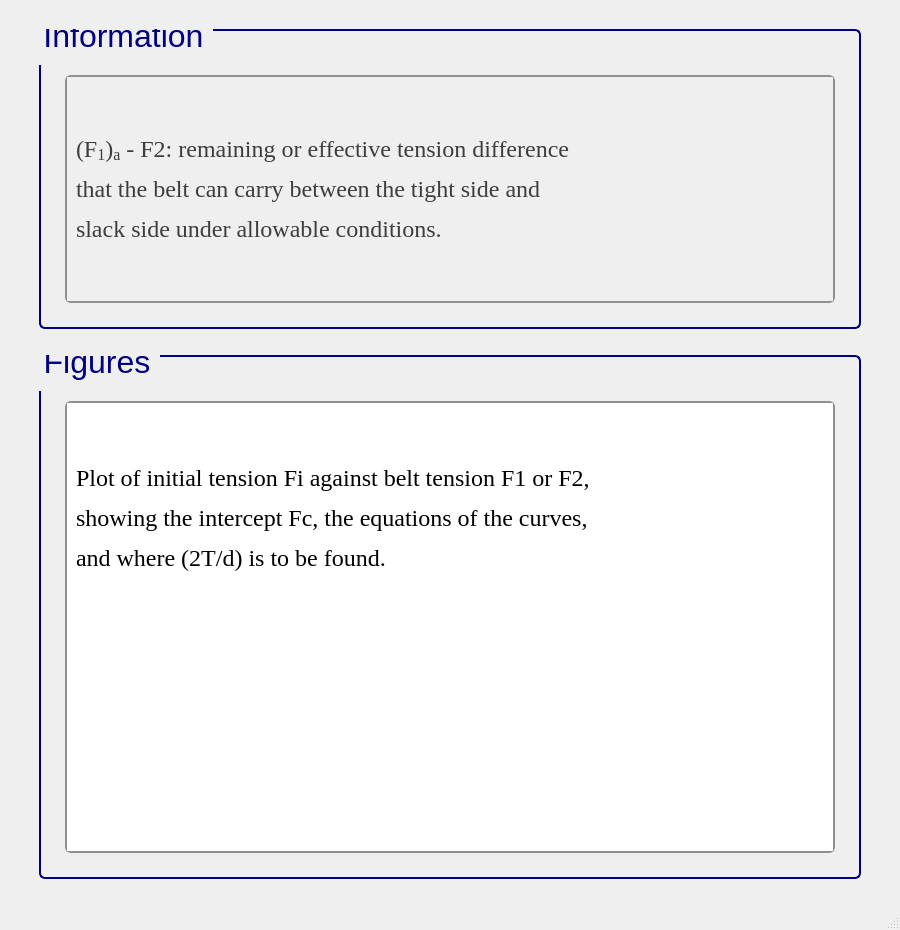
Before: the Qt Designer form ui/beltf1a_f2.ui in Ah00ra/HNNS, drawn with Qt 5.
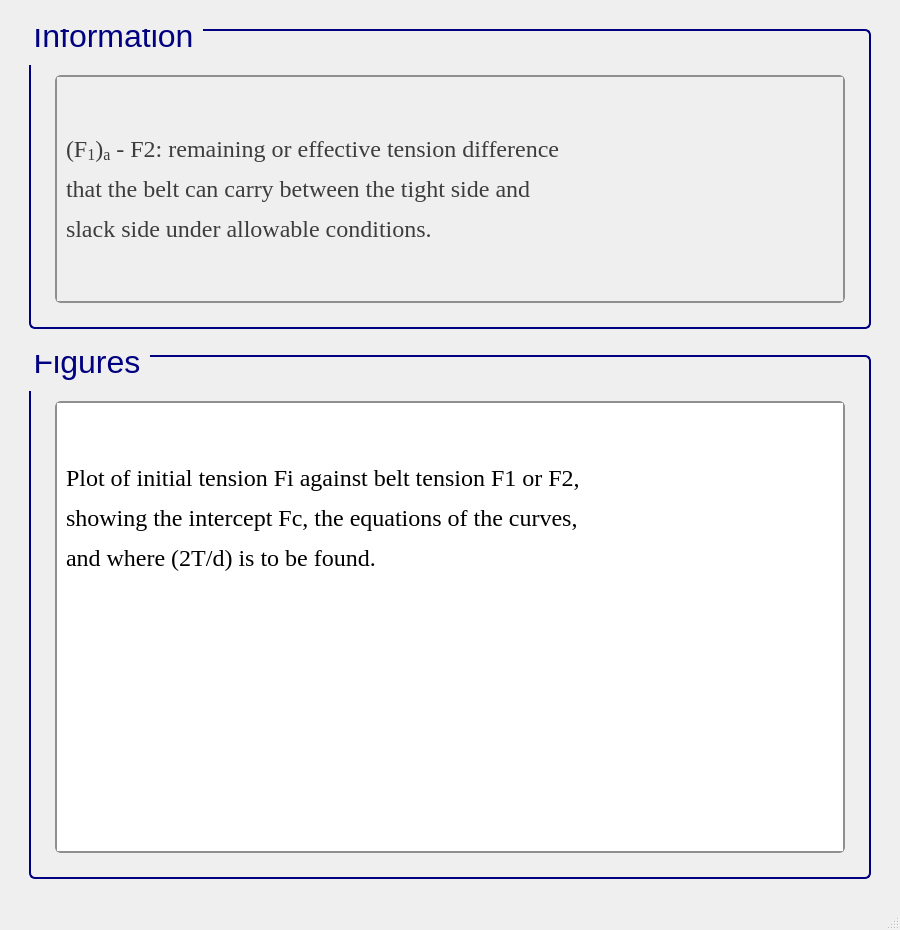
After: the same form once the commit is applied. Icons and pictures are not drawn.

What changed in the file:
```diff
--- a/ui/beltf1a_f2.ui
+++ b/ui/beltf1a_f2.ui
@@ -16,12 +16,6 @@
     <height>930</height>
    </size>
   </property>
-  <property name="maximumSize">
-   <size>
-    <width>900</width>
-    <height>930</height>
-   </size>
-  </property>
   <widget class="QWidget" name="centralwidget">
    <layout class="QGridLayout" name="gridLayout">
     <item row="0" column="1">
@@ -54,12 +48,6 @@
         <height>350</height>
        </size>
       </property>
-      <property name="maximumSize">
-       <size>
-        <width>350</width>
-        <height>16777215</height>
-       </size>
-      </property>
       <property name="font">
        <font>
         <family>Segoe UI</family>
@@ -301,7 +289,7 @@
            <rect>
             <x>0</x>
             <y>0</y>
-            <width>733</width>
+            <width>748</width>
             <height>832</height>
            </rect>
           </property>
@@ -443,7 +431,7 @@
     <item row="1" column="1">
      <widget class="QGroupBox" name="groupBox_125">
       <property name="sizePolicy">
-       <sizepolicy hsizetype="Fixed" vsizetype="Fixed">
+       <sizepolicy hsizetype="Minimum" vsizetype="Minimum">
         <horstretch>0</horstretch>
         <verstretch>0</verstretch>
        </sizepolicy>
@@ -454,12 +442,6 @@
         <height>300</height>
        </size>
       </property>
-      <property name="maximumSize">
-       <size>
-        <width>822</width>
-        <height>300</height>
-       </size>
-      </property>
       <property name="font">
        <font>
         <family>Segoe UI</family>
@@ -599,7 +581,7 @@
            <rect>
             <x>0</x>
             <y>0</y>
-            <width>754</width>
+            <width>762</width>
             <height>212</height>
            </rect>
           </property>
```
